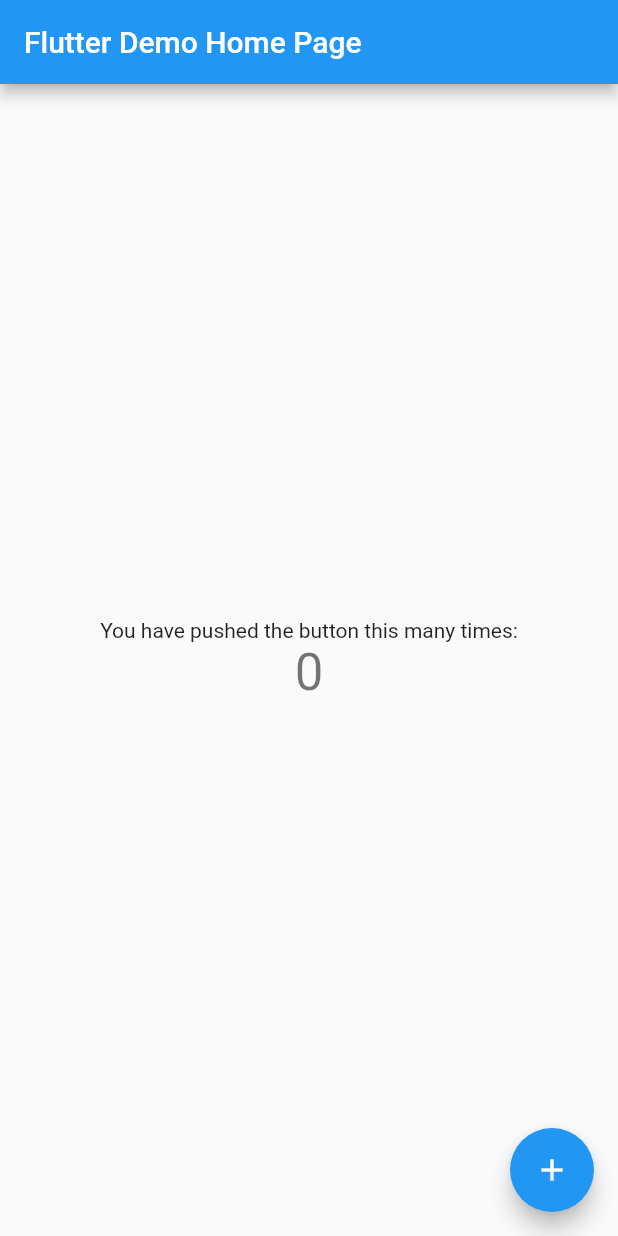
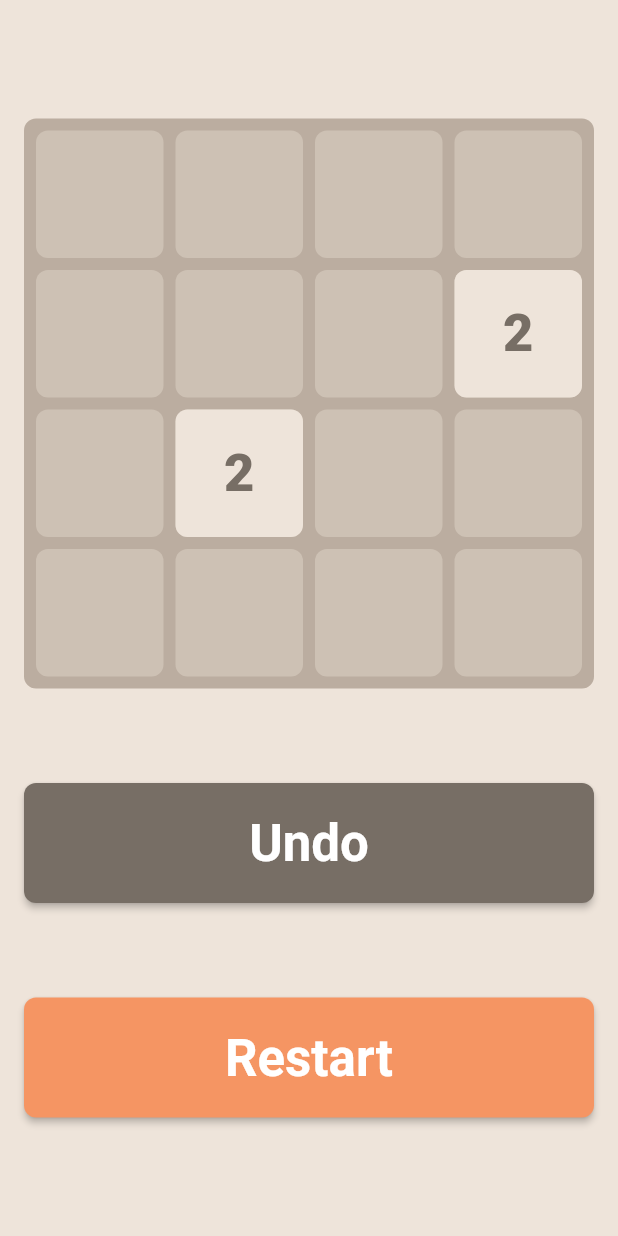
Before and after one commit to LameCoder17/2048, a Flutter app: the screen it shows after launch, on a phone screen of 412 x 824 dp. Run offline on Flutter 3.47's test engine with Material 2 defaults, Android fonts, the phone set to English and light mode, and no system bars; our stand-ins replace sizer.

Commit message:
Finished Tutorial

```diff
--- /dev/null
+++ b/lib/Screens/gameScreen.dart
@@ -0,0 +1,337 @@
+import 'dart:async';
+import 'package:flutter/material.dart';
+import 'package:flutter/cupertino.dart';
+import 'package:sizer/sizer.dart';
+import 'package:twenty_forty_eight/Utils/Colors.dart';
+import '../Utils/tile.dart';
+
+// class GameScreen extends StatefulWidget {
+//   @override
+//   _GameScreenState createState() => _GameScreenState();
+// }
+//
+// class _GameScreenState extends State<GameScreen>
+//     with SingleTickerProviderStateMixin {
+//   late AnimationController _controller;
+//   List<List<Tile>> grid = List.generate(4, (y) => List.generate(4, (x) => Tile(x, y, 0)));
+//   Iterable<Tile> get flattenedGrid => grid.expand((e) => e);
+//   List<List<Tile>> get cols => List.generate(4, (x) => List.generate(4, (y) => grid[y][x]));
+//
+//   @override
+//   void initState(){
+//     super.initState();
+//
+//     _controller = AnimationController(vsync: this, duration: Duration());
+//     grid[1][2].value = 4;
+//
+//     flattenedGrid.forEach((element) => element.resetAnimations());
+//   }
+//
+//   @override
+//   Widget build(BuildContext context) {
+//
+//     double gridSize = MediaQuery.of(context).size.width - 16.0 * 2;
+//     double tileSize = (gridSize - 4.0 * 2) / 4;
+//     List<Widget> stackItems = [];
+//     stackItems.addAll(flattenedGrid.map((e) => Positioned(
+//       left: e.x * tileSize,
+//       top: e.y * tileSize,
+//       width: tileSize,
+//       height: tileSize,
+//       child: Center(
+//         child: Container(
+//           width: tileSize - 4.0 * 2,
+//           height: tileSize - 4.0 * 2,
+//           decoration: BoxDecoration(borderRadius: BorderRadius.circular(8.0), color: lightBrown),
+//         ),
+//       ),
+//     )));
+//     stackItems.addAll(flattenedGrid.map((e) => AnimatedBuilder(
+//         animation: _controller,
+//         builder: (context, child) => e.animatedValue.value == 0 ? SizedBox() : Positioned(
+//           left: e.x * tileSize,
+//           top: e.y * tileSize,
+//           width: tileSize,
+//           height: tileSize,
+//           child: Center(
+//             child: Container(
+//               width: tileSize - 4.0 * 2,
+//               height: tileSize - 4.0 * 2,
+//               decoration: BoxDecoration(borderRadius: BorderRadius.circular(8.0), color: numTileColor[e.animatedValue.value]),
+//               child: Center(
+//                 child: Text(e.animatedValue.value.toString(),
+//                 style: TextStyle(fontSize: 32.0.sp, fontWeight: FontWeight.w600, color: numTextColor[e.animatedValue.value]),),
+//               ),
+//             ),
+//           ),
+//         )
+//     )));
+//
+//     return Scaffold(
+//       backgroundColor: tan,
+//       body: Center(
+//         child: Container(
+//           width: gridSize,
+//           height: gridSize,
+//           padding: EdgeInsets.all(4.0),
+//           decoration: BoxDecoration(
+//             borderRadius: BorderRadius.circular(8.0), color: darkBrown
+//           ),
+//           child: GestureDetector(
+//             onVerticalDragEnd: (details) {
+//               if (details.velocity.pixelsPerSecond.dy < -250 && canSwipeUp()) {
+//                 // up();
+//               } else if (details.velocity.pixelsPerSecond.dy > 250 && canSwipeDown()) {
+//                 // down();
+//               }
+//             },
+//             onHorizontalDragEnd: (details) {
+//               if (details.velocity.pixelsPerSecond.dx < -1000 && canSwipeLeft()) {
+//                 // left();
+//               } else if (details.velocity.pixelsPerSecond.dx > 1000 && canSwipeDown()) {
+//                 // right();
+//               }
+//             },
+//             child: Stack(
+//               children: stackItems,
+//             ),
+//           ),
+//         ),
+//       ),
+//     );
+//   }
+//
+//   bool canSwipeLeft() => grid.any(canSwipe);
+//   bool canSwipeRight() => grid.map((e) => e.reversed.toList()).any(canSwipe);
+//   bool canSwipeUp() => cols.any(canSwipe);
+//   bool canSwipeDown() => cols.map((e) => e.reversed.toList()).any(canSwipe);
+//
+//   bool canSwipe(List<Tile> tiles){
+//     for(int i = 0; i<tiles.length; i++){
+//       if(tiles[i].value == 0){
+//         if(tiles.skip(i+1).any((element) => element.value != 0)){ return true; }
+//       }
+//       else{
+//         Tile nextNonZero = tiles.skip(i+1).firstWhere((element) => element.value != 0, orElse: () => Tile(0,0,0));
+//         if(nextNonZero != Tile(0,0,0) && nextNonZero.value == tiles[i].value){
+//           return true;
+//         }
+//       }
+//     }
+//     return false;
+//   }
+//
+// }
+
+enum SwipeDirection { up, down, left, right }
+
+class GameState {
+  // this is the grid before the swipe has taken place
+  final List<List<Tile>> _previousGrid;
+  final SwipeDirection swipe;
+
+  GameState(List<List<Tile>> previousGrid, this.swipe) : _previousGrid = previousGrid;
+
+  // always make a copy so mutations don't screw things up.
+  List<List> get previousGrid => _previousGrid.map((row) => row.map((tile) => tile.copy()).toList()).toList();
+}
+
+class GameScreen extends StatefulWidget {
+  @override
+  _GameScreenState createState() => _GameScreenState();
+}
+
+class _GameScreenState extends State<GameScreen> with SingleTickerProviderStateMixin {
+  late AnimationController controller;
+
+  List<List<Tile>> grid = List.generate(4, (y) => List.generate(4, (x) => Tile(x, y, 0)));
+  List<GameState> gameStates = [];
+  List<Tile> toAdd = [];
+
+  Iterable<Tile> get gridTiles => grid.expand((e) => e);
+  Iterable<Tile> get allTiles => [gridTiles, toAdd].expand((e) => e);
+  List<List<Tile>> get gridCols => List.generate(4, (x) => List.generate(4, (y) => grid[y][x]));
+
+  late Timer aiTimer;
+
+  @override
+  void initState() {
+    super.initState();
+
+    controller = AnimationController(duration: Duration(milliseconds: 200), vsync: this);
+    controller.addStatusListener((status) {
+      if (status == AnimationStatus.completed) {
+        setState(() {
+          toAdd.forEach((e) => grid[e.y][e.x].value = e.value);
+          gridTiles.forEach((t) => t.resetAnimations());
+          toAdd.clear();
+        });
+      }
+    });
+
+    setupNewGame();
+  }
+
+  @override
+  Widget build(BuildContext context) {
+    double contentPadding = 16;
+    double borderSize = 4;
+    double gridSize = MediaQuery.of(context).size.width - contentPadding * 2;
+    double tileSize = (gridSize - borderSize * 2) / 4;
+    List<Widget> stackItems = [];
+    stackItems.addAll(gridTiles.map((t) => TileWidget(
+        x: tileSize * t.x,
+        y: tileSize * t.y,
+        containerSize: tileSize,
+        size: tileSize - borderSize * 2,
+        color: lightBrown, child: Container(),)));
+    stackItems.addAll(allTiles.map((tile) => AnimatedBuilder(
+        animation: controller,
+        builder: (context, child) => tile.animatedValue.value == 0
+            ? SizedBox()
+            : TileWidget(
+            x: tileSize * tile.animatedX.value,
+            y: tileSize * tile.animatedY.value,
+            containerSize: tileSize,
+            size: (tileSize - borderSize * 2) * tile.size.value,
+            color: numTileColor[tile.animatedValue.value]!,
+            child: Center(child: TileNumber(tile.animatedValue.value))))));
+
+    return Scaffold(
+        backgroundColor: tan,
+        body: Padding(
+            padding: EdgeInsets.all(contentPadding),
+            child: Column(mainAxisAlignment: MainAxisAlignment.spaceEvenly, children: [
+              Swiper(
+                  up: () => merge(SwipeDirection.up),
+                  down: () => merge(SwipeDirection.down),
+                  left: () => merge(SwipeDirection.left),
+                  right: () => merge(SwipeDirection.right),
+                  child: Container(
+                      height: gridSize,
+                      width: gridSize,
+                      padding: EdgeInsets.all(borderSize),
+                      decoration: BoxDecoration(borderRadius: BorderRadius.circular(cornerRadius), color: darkBrown),
+                      child: Stack(
+                        children: stackItems,
+                      ))),
+              BigButton(label: "Undo", color: numColor, onPressed: gameStates.isEmpty ? () => print('Hi') : undoMove),
+              BigButton(label: "Restart", color: orange, onPressed: setupNewGame),
+            ])));
+  }
+
+  void undoMove() {
+    GameState previousState = gameStates.removeLast();
+    bool Function() mergeFn;
+    switch (previousState.swipe) {
+      case SwipeDirection.up:
+        mergeFn = mergeUp;
+        break;
+      case SwipeDirection.down:
+        mergeFn = mergeDown;
+        break;
+      case SwipeDirection.left:
+        mergeFn = mergeLeft;
+        break;
+      case SwipeDirection.right:
+        mergeFn = mergeRight;
+        break;
+    }
+    setState(() {
+      this.grid = previousState.previousGrid as List<List<Tile>>;
+      mergeFn();
+      controller.reverse(from: .99).then((_) {
+        setState(() {
+          this.grid = previousState.previousGrid as List<List<Tile>>;
+          gridTiles.forEach((t) => t.resetAnimations());
+        });
+      });
+    });
+  }
+
+  void merge(SwipeDirection direction) {
+    bool Function() mergeFn;
+    switch (direction) {
+      case SwipeDirection.up:
+        mergeFn = mergeUp;
+        break;
+      case SwipeDirection.down:
+        mergeFn = mergeDown;
+        break;
+      case SwipeDirection.left:
+        mergeFn = mergeLeft;
+        break;
+      case SwipeDirection.right:
+        mergeFn = mergeRight;
+        break;
+    }
+    List<List<Tile>>? gridBeforeSwipe = grid.map((row) => row.map((tile) => tile.copy()).toList()).cast<List<Tile>>().toList();
+    setState(() {
+      if (mergeFn()) {
+        gameStates.add(GameState(gridBeforeSwipe, direction));
+        addNewTiles([2]);
+        controller.forward(from: 0);
+      }
+    });
+  }
+
+  bool mergeLeft() => grid.map((e) => mergeTiles(e)).toList().any((e) => e);
+
+  bool mergeRight() => grid.map((e) => mergeTiles(e.reversed.toList())).toList().any((e) => e);
+
+  bool mergeUp() => gridCols.map((e) => mergeTiles(e)).toList().any((e) => e);
+
+  bool mergeDown() => gridCols.map((e) => mergeTiles(e.reversed.toList())).toList().any((e) => e);
+
+  bool mergeTiles(List<Tile> tiles) {
+    bool didChange = false;
+    for (int i = 0; i < tiles.length; i++) {
+      for (int j = i; j < tiles.length; j++) {
+        if (tiles[j].value != 0) {
+          Tile mergeTile = tiles.skip(j + 1).firstWhere((t) => t.value != 0, orElse: () => Tile(0,0,0));
+          if (mergeTile != Tile(0,0,0) && mergeTile.value != tiles[j].value) {
+            mergeTile = Tile(0,0,0);
+          }
+          if (i != j || mergeTile != Tile(0,0,0)) {
+            didChange = true;
+            int resultValue = tiles[j].value;
+            tiles[j].moveTo(controller, tiles[i].x, tiles[i].y);
+            if (mergeTile != Tile(0,0,0)) {
+              resultValue += mergeTile.value;
+              mergeTile.moveTo(controller, tiles[i].x, tiles[i].y);
+              mergeTile.bounce(controller);
+              mergeTile.changeNumber(controller, resultValue);
+              mergeTile.value = 0;
+              tiles[j].changeNumber(controller, 0);
+            }
+            tiles[j].value = 0;
+            tiles[i].value = resultValue;
+          }
+          break;
+        }
+      }
+    }
+    return didChange;
+  }
+
+  void addNewTiles(List<int> values) {
+    List<Tile> empty = gridTiles.where((t) => t.value == 0).toList();
+    empty.shuffle();
+    for (int i = 0; i < values.length; i++) {
+      toAdd.add(Tile(empty[i].x, empty[i].y, values[i])..appear(controller));
+    }
+  }
+
+  void setupNewGame() {
+    setState(() {
+      gameStates.clear();
+      gridTiles.forEach((t) {
+        t.value = 0;
+        t.resetAnimations();
+      });
+      toAdd.clear();
+      addNewTiles([2, 2]);
+      controller.forward(from: 0);
+    });
+  }
+}
--- /dev/null
+++ b/lib/Utils/Colors.dart
@@ -0,0 +1,39 @@
+import 'package:flutter/material.dart';
+
+const double cornerRadius = 8.0;
+const double moveInterval = .5;
+
+const Color lightBrown = Color.fromARGB(255, 205, 193, 180);
+const Color darkBrown = Color.fromARGB(255, 187, 173, 160);
+const Color orange = Color.fromARGB(255, 245, 149, 99);
+const Color tan = Color.fromARGB(255, 238, 228, 218);
+const Color numColor = Color.fromARGB(255, 119, 110, 101);
+const Color greyText = Color.fromARGB(255, 119, 110, 101);
+
+const Map<int, Color> numTileColor = {
+  2: tan,
+  4: tan,
+  8: Color.fromARGB(255, 242, 177, 121),
+  16: Color.fromARGB(255, 245, 149, 99),
+  32: Color.fromARGB(255, 246, 124, 95),
+  64: const Color.fromARGB(255, 246, 95, 64),
+  128: const Color.fromARGB(255, 235, 208, 117),
+  256: const Color.fromARGB(255, 237, 203, 103),
+  512: const Color.fromARGB(255, 236, 201, 85),
+  1024: const Color.fromARGB(255, 229, 194, 90),
+  2048: const Color.fromARGB(255, 232, 192, 70),
+};
+
+const Map<int, Color> numTextColor = {
+  2: greyText,
+  4: greyText,
+  8: Colors.white,
+  16: Colors.white,
+  32: Colors.white,
+  64: Colors.white,
+  128: Colors.white,
+  256: Colors.white,
+  512: Colors.white,
+  1024: Colors.white,
+  2048: Colors.white,
+};
--- /dev/null
+++ b/lib/Utils/tile.dart
@@ -0,0 +1,162 @@
+import 'package:flutter/material.dart';
+import 'package:flutter/widgets.dart';
+import 'Colors.dart';
+
+// class Tile {
+//   final int x;
+//   final int y;
+//
+//   int value;
+//
+//   late Animation<double> animatedX;
+//   late Animation<double> animatedY;
+//   late Animation<double> size;
+//   late Animation<int> animatedValue;
+//
+//   Tile(this.x, this.y, this.value) {
+//     resetAnimations();
+//   }
+//
+//   void resetAnimations() {
+//     animatedX = AlwaysStoppedAnimation(x.toDouble());
+//     animatedY = AlwaysStoppedAnimation(y.toDouble());
+//     size = AlwaysStoppedAnimation(1.0);
+//     animatedValue = AlwaysStoppedAnimation(value);
+//   }
+// }
+class Tile {
+  final int x;
+  final int y;
+
+  int value;
+
+  late Animation<double> animatedX;
+  late Animation<double> animatedY;
+  late Animation<double> size;
+  late Animation<int> animatedValue;
+
+  Tile(this.x, this.y, this.value) {
+    resetAnimations();
+  }
+
+  void resetAnimations() {
+    animatedX = AlwaysStoppedAnimation(x.toDouble());
+    animatedY = AlwaysStoppedAnimation(y.toDouble());
+    size = AlwaysStoppedAnimation(1.0);
+    animatedValue = AlwaysStoppedAnimation(value);
+  }
+
+  void moveTo(Animation<double> parent, int x, int y) {
+    Animation<double> curved = CurvedAnimation(parent: parent, curve: Interval(0.0, moveInterval));
+    animatedX = Tween(begin: this.x.toDouble(), end: x.toDouble()).animate(curved);
+    animatedY = Tween(begin: this.y.toDouble(), end: y.toDouble()).animate(curved);
+  }
+
+  void bounce(Animation<double> parent) {
+    size = TweenSequence([
+      TweenSequenceItem(tween: Tween(begin: 1.0, end: 1.2), weight: 1.0),
+      TweenSequenceItem(tween: Tween(begin: 1.2, end: 1.0), weight: 1.0),
+    ]).animate(CurvedAnimation(parent: parent, curve: Interval(moveInterval, 1.0)));
+  }
+
+  void changeNumber(Animation<double> parent, int newValue) {
+    animatedValue = TweenSequence([
+      TweenSequenceItem(tween: ConstantTween(value), weight: .01),
+      TweenSequenceItem(tween: ConstantTween(newValue), weight: .99),
+    ]).animate(CurvedAnimation(parent: parent, curve: Interval(moveInterval, 1.0)));
+  }
+
+  void appear(Animation<double> parent) {
+    size = Tween(begin: 0.0, end: 1.0).animate(CurvedAnimation(parent: parent, curve: Interval(moveInterval, 1.0)));
+  }
+
+  Tile copy() {
+    Tile t = Tile(x, y, value);
+    t.resetAnimations();
+    return t;
+  }
+}
+
+class TileWidget extends StatelessWidget {
+  final double x;
+  final double y;
+  final double containerSize;
+  final double size;
+  final Color color;
+  final Widget child;
+
+  const TileWidget({Key? key, required this.x, required this.y, required this.containerSize, required this.size, required this.color, required this.child}) : super(key: key);
+
+  @override
+  Widget build(BuildContext context) => Positioned(
+      left: x,
+      top: y,
+      child: Container(
+          width: containerSize,
+          height: containerSize,
+          child: Center(
+              child: Container(
+                  width: size,
+                  height: size,
+                  decoration: BoxDecoration(borderRadius: BorderRadius.circular(cornerRadius), color: color),
+                  child: child))));
+}
+
+class TileNumber extends StatelessWidget {
+  final int val;
+
+  const TileNumber(this.val, {Key? key}) : super(key: key);
+
+  @override
+  Widget build(BuildContext context) => Text("$val",
+      style: TextStyle(color: numTextColor[val], fontSize: val > 512 ? 28 : 35, fontWeight: FontWeight.w900));
+}
+
+class BigButton extends StatelessWidget {
+  final String label;
+  final Color color;
+  final void Function() onPressed;
+
+  const BigButton({Key? key, required this.label, required this.color, required this.onPressed}) : super(key: key);
+
+  @override
+  Widget build(BuildContext context) => Container(
+      height: 80,
+      width: 400,
+      child: RaisedButton(
+        color: color,
+        shape: RoundedRectangleBorder(
+          borderRadius: BorderRadius.circular(cornerRadius),
+        ),
+        child: Text(label, style: TextStyle(color: Colors.white, fontSize: 34, fontWeight: FontWeight.w700)),
+        onPressed: onPressed,
+      ));
+}
+
+class Swiper extends StatelessWidget {
+  final Function() up;
+  final Function() down;
+  final Function() left;
+  final Function() right;
+  final Widget child;
+
+  const Swiper({Key? key, required this.up, required this.down, required this.left, required this.right, required this.child}) : super(key: key);
+
+  @override
+  Widget build(BuildContext context) => GestureDetector(
+      onVerticalDragEnd: (details) {
+        if (details.velocity.pixelsPerSecond.dy < -250) {
+          up();
+        } else if (details.velocity.pixelsPerSecond.dy > 250) {
+          down();
+        }
+      },
+      onHorizontalDragEnd: (details) {
+        if (details.velocity.pixelsPerSecond.dx < -1000) {
+          left();
+        } else if (details.velocity.pixelsPerSecond.dx > 1000) {
+          right();
+        }
+      },
+      child: child);
+}
--- a/lib/main.dart
+++ b/lib/main.dart
@@ -1,115 +1,20 @@
 import 'package:flutter/material.dart';
+import 'package:sizer/sizer.dart';
+import 'package:twenty_forty_eight/Screens/gameScreen.dart';
 
-void main() {
-  runApp(const MyApp());
-}
+void main() => runApp(const MyApp());
 
 class MyApp extends StatelessWidget {
   const MyApp({Key? key}) : super(key: key);
 
-  // This widget is the root of your application.
   @override
   Widget build(BuildContext context) {
-    return MaterialApp(
-      title: 'Flutter Demo',
-      theme: ThemeData(
-        // This is the theme of your application.
-        //
-        // Try running your application with "flutter run". You'll see the
-        // application has a blue toolbar. Then, without quitting the app, try
-        // changing the primarySwatch below to Colors.green and then invoke
-        // "hot reload" (press "r" in the console where you ran "flutter run",
-        // or simply save your changes to "hot reload" in a Flutter IDE).
-        // Notice that the counter didn't reset back to zero; the application
-        // is not restarted.
-        primarySwatch: Colors.blue,
-      ),
-      home: const MyHomePage(title: 'Flutter Demo Home Page'),
-    );
+    return Sizer(builder: (context, orientation, deviceType) {
+      return MaterialApp(
+        debugShowCheckedModeBanner: false,
+        title: 'Welcome to Flutter',
+        home: GameScreen(),
+      );
+    });
   }
 }
-
-class MyHomePage extends StatefulWidget {
-  const MyHomePage({Key? key, required this.title}) : super(key: key);
-
-  // This widget is the home page of your application. It is stateful, meaning
-  // that it has a State object (defined below) that contains fields that affect
-  // how it looks.
-
-  // This class is the configuration for the state. It holds the values (in this
-  // case the title) provided by the parent (in this case the App widget) and
-  // used by the build method of the State. Fields in a Widget subclass are
-  // always marked "final".
-
-  final String title;
-
-  @override
-  State<MyHomePage> createState() => _MyHomePageState();
-}
-
-class _MyHomePageState extends State<MyHomePage> {
-  int _counter = 0;
-
-  void _incrementCounter() {
-    setState(() {
-      // This call to setState tells the Flutter framework that something has
-      // changed in this State, which causes it to rerun the build method below
-      // so that the display can reflect the updated values. If we changed
-      // _counter without calling setState(), then the build method would not be
-      // called again, and so nothing would appear to happen.
-      _counter++;
-    });
-  }
-
-  @override
-  Widget build(BuildContext context) {
-    // This method is rerun every time setState is called, for instance as done
-    // by the _incrementCounter method above.
-    //
-    // The Flutter framework has been optimized to make rerunning build methods
-    // fast, so that you can just rebuild anything that needs updating rather
-    // than having to individually change instances of widgets.
-    return Scaffold(
-      appBar: AppBar(
-        // Here we take the value from the MyHomePage object that was created by
-        // the App.build method, and use it to set our appbar title.
-        title: Text(widget.title),
-      ),
-      body: Center(
-        // Center is a layout widget. It takes a single child and positions it
-        // in the middle of the parent.
-        child: Column(
-          // Column is also a layout widget. It takes a list of children and
-          // arranges them vertically. By default, it sizes itself to fit its
-          // children horizontally, and tries to be as tall as its parent.
-          //
-          // Invoke "debug painting" (press "p" in the console, choose the
-          // "Toggle Debug Paint" action from the Flutter Inspector in Android
-          // Studio, or the "Toggle Debug Paint" command in Visual Studio Code)
-          // to see the wireframe for each widget.
-          //
-          // Column has various properties to control how it sizes itself and
-          // how it positions its children. Here we use mainAxisAlignment to
-          // center the children vertically; the main axis here is the vertical
-          // axis because Columns are vertical (the cross axis would be
-          // horizontal).
-          mainAxisAlignment: MainAxisAlignment.center,
-          children: <Widget>[
-            const Text(
-              'You have pushed the button this many times:',
-            ),
-            Text(
-              '$_counter',
-              style: Theme.of(context).textTheme.headline4,
-            ),
-          ],
-        ),
-      ),
-      floatingActionButton: FloatingActionButton(
-        onPressed: _incrementCounter,
-        tooltip: 'Increment',
-        child: const Icon(Icons.add),
-      ), // This trailing comma makes auto-formatting nicer for build methods.
-    );
-  }
-}
--- a/pubspec.yaml
+++ b/pubspec.yaml
@@ -34,6 +34,7 @@
   # The following adds the Cupertino Icons font to your application.
   # Use with the CupertinoIcons class for iOS style icons.
   cupertino_icons: ^1.0.2
+  sizer: ^2.0.13
 
 dev_dependencies:
   flutter_test:
@@ -44,7 +45,7 @@
   # activated in the `analysis_options.yaml` file located at the root of your
   # package. See that file for information about deactivating specific lint
   # rules and activating additional ones.
-  flutter_lints: ^1.0.0
+  #flutter_lints: ^1.0.0
 
 # For information on the generic Dart part of this file, see the
 # following page: https://dart.dev/tools/pub/pubspec
```
Also changed, not shown: pubspec.lock, 2 other files.
